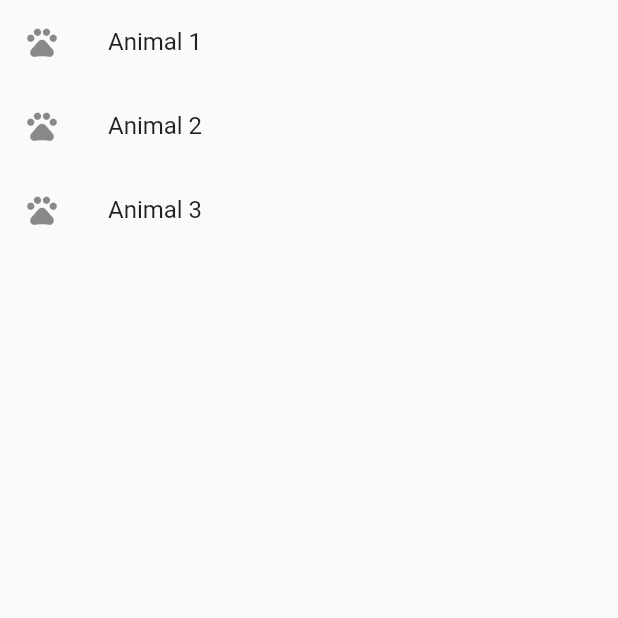
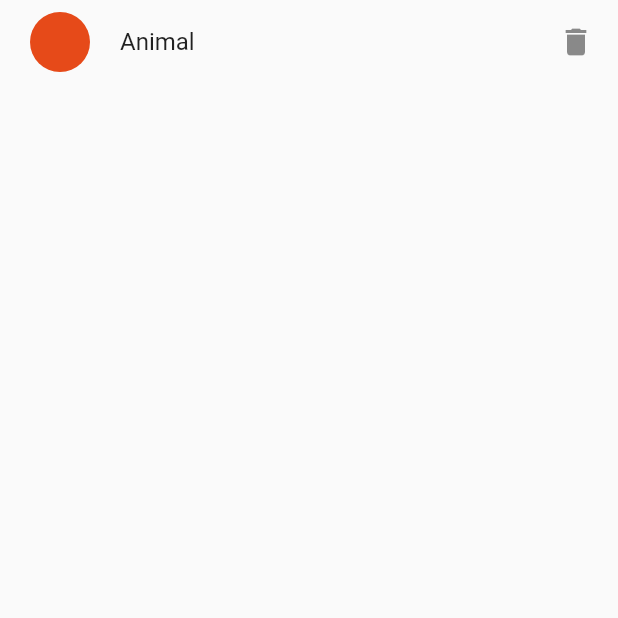
Before and after one commit to DilciHettwerLopes/Pet, a Flutter app: the Lista_Animais screen opened directly, on a phone screen of 412 x 824 dp, the top half of it. Run offline on Flutter 3.47's test engine with Material 2 defaults, Android fonts, the phone set to English and light mode, and no system bars; our stand-ins replace get.

Commit message:
Lista Animais
Modificações da lista

```diff
--- a/lib/pages/lista_animais.dart
+++ b/lib/pages/lista_animais.dart
@@ -1,4 +1,5 @@
 import 'package:flutter/material.dart';
+import 'package:petshop/pages/home.dart';
 
 class Lista_Animais extends StatefulWidget {
   @override
@@ -6,27 +7,25 @@ class Lista_Animais extends StatefulWidget {
 }
 
 class _Lista_AnimaisState extends State<Lista_Animais> {
-
   @override
   Widget build(BuildContext context) {
     return Scaffold(
-      body: ListView(
-          children: <Widget>[
-            ListTile(
-             leading: Icon(Icons.pets),
-              title: Text('Animal 1'),
-            ),
-            ListTile(
-              leading: Icon(Icons.pets_sharp),
-              title: Text('Animal 2'),
-            ),
-            ListTile(
-              leading: Icon(Icons.pets_outlined),
-              title: Text('Animal 3'),
-            ),
-          ],
+      body: ListTile(
+        leading: GestureDetector(
+          onTap: () {},
+          child: Container(
+            width: 48,
+            height: 48,
+            padding: const EdgeInsets.symmetric(vertical: 4.0),
+            alignment: Alignment.center,
+            child: const CircleAvatar(),
+          ),
         ),
+        title: const Text('Animal'),
+        trailing: Icon(Icons.delete),
+        focusColor: Colors.redAccent,
+      ),
+    );
 
-    );
   }
 }
```
